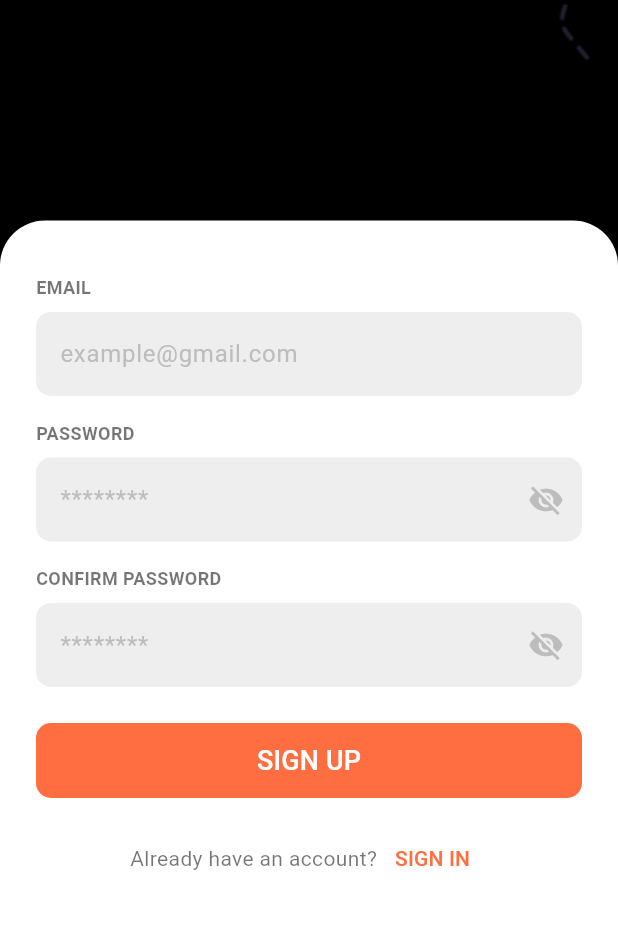
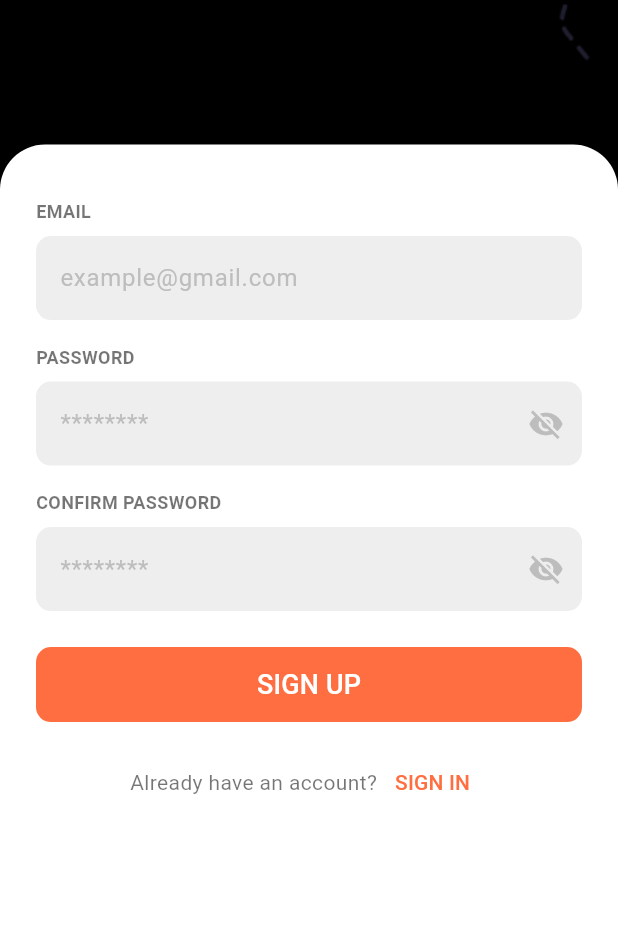
Before and after one commit to tianhaoz95/time_since, a Flutter app: the screen it shows after launch, after a tap on "SIGN UP", on a phone screen of 412 x 824 dp, the part 288-1217 px from its top. Run offline on Flutter 3.47's test engine with Material 3 defaults, Android fonts, the phone set to English and light mode, and no system bars; our stand-ins replace cloud_firestore, firebase_auth, firebase_core; accounts and stored records are empty.

Commit message:
fix: set container height to 65% of screen height in sign in and up screens

```diff
--- a/lib/screens/sign_in_screen.dart
+++ b/lib/screens/sign_in_screen.dart
@@ -117,10 +117,11 @@ class _SignInScreenState extends State<SignInScreen> {
             ),
           ),
           Positioned(
-            top: MediaQuery.of(context).size.height * 0.35, // Adjust this value to control height
+            bottom: 0,
             left: 0,
             right: 0,
             child: Container(
+              height: MediaQuery.of(context).size.height * 0.65, // Adjust this value to control height
               padding: const EdgeInsets.symmetric(horizontal: 24.0, vertical: 16.0),
               decoration: const BoxDecoration(
                 color: Colors.white,
--- a/lib/screens/sign_up_screen.dart
+++ b/lib/screens/sign_up_screen.dart
@@ -102,6 +102,7 @@ class _SignUpScreenState extends State<SignUpScreen> {
             left: 0,
             right: 0,
             child: Container(
+              height: MediaQuery.of(context).size.height * 0.65, // Adjust this value to control height
               padding: const EdgeInsets.symmetric(horizontal: 24.0, vertical: 16.0),
               decoration: const BoxDecoration(
                 color: Colors.white,
```
